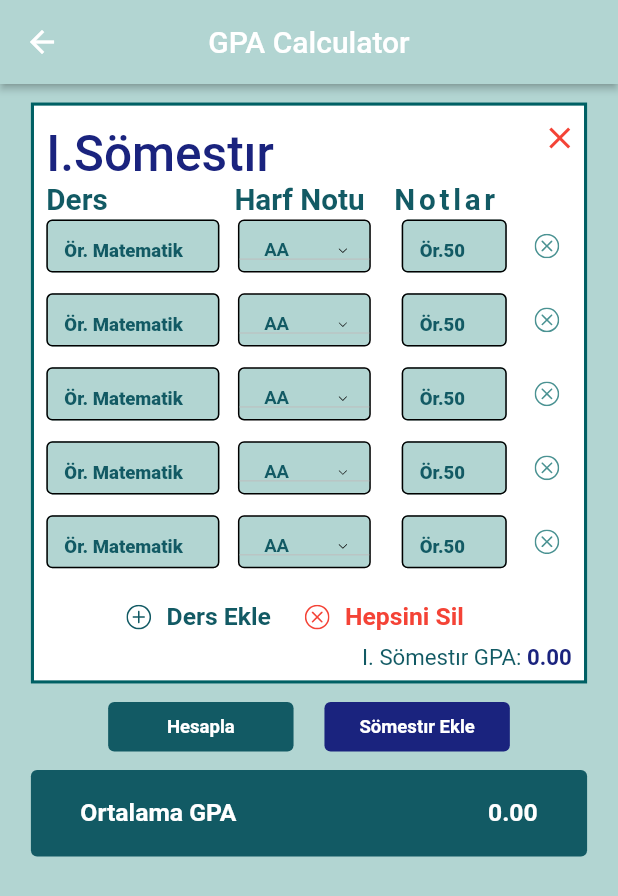
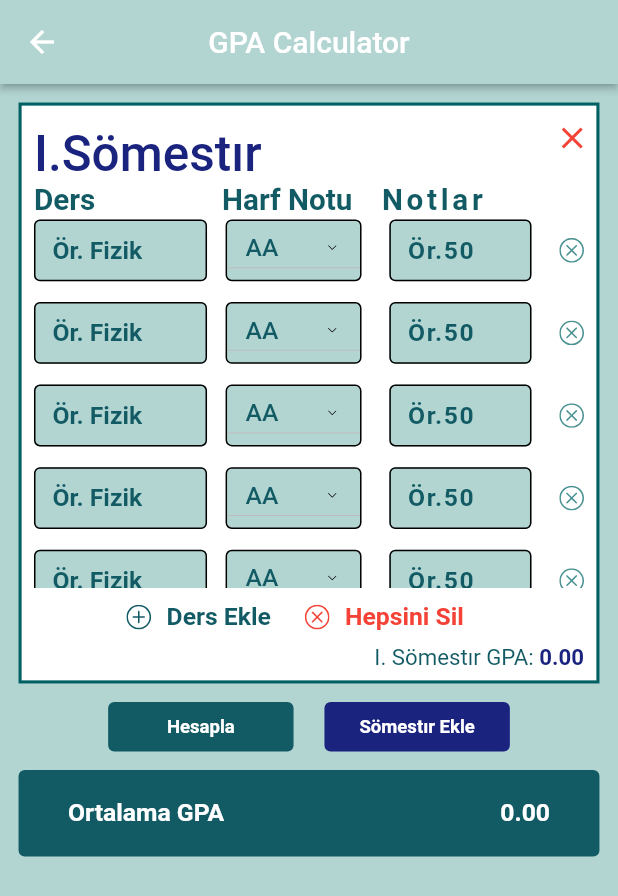
Before and after one commit to oakarakum/hachat, a Flutter app: the GpaCalcPage screen opened by its route, on a phone screen of 412 x 824 dp. Shown: the top 896 px of the screen. Run offline on Flutter 3.47's test engine with Material 2 defaults, Android fonts, the light colour scheme and no system bars; our stand-ins replace animate_do, curved_navigation_bar, flutter_svg, get, google_fonts, responsive_sizer; statements that could not run were skipped.

Commit message:
gpa sayfasında güncelleme

```diff
--- a/lib/app/ui/pages/gpacalc_page.dart
+++ b/lib/app/ui/pages/gpacalc_page.dart
@@ -20,7 +20,7 @@ class GpaCalcPage extends GetView<GpaCalcController> {
           elevation: .5.w,
         ),
         body: Padding(
-          padding: EdgeInsets.symmetric(horizontal: 5.w),
+          padding: EdgeInsets.symmetric(horizontal: 3.w),
           child: Column(
             children: [SemesterContainer(), addCalcRow(), resultContainer()],
           ),
@@ -237,19 +237,20 @@ class GpaCalcPage extends GetView<GpaCalcController> {
               children: [
                 SizedBox(
                   //ders field
-                  height: 4.3.h,
+                  height: 5.h,
                   width: 28.w,
                   child: TextFormField(
-                    textAlignVertical: TextAlignVertical.bottom,
+                    //textAlignVertical: TextAlignVertical.bottom,
                     decoration: InputDecoration(
+                        contentPadding: EdgeInsets.only(top: 1.h, left: 3.w),
                         border: InputBorder.none,
                         filled: true,
                         fillColor: Color.fromARGB(255, 178, 213, 210),
-                        hintText: "Ör. Matematik",
+                        hintText: "Ör. Fizik",
                         hintStyle: TextStyle(
                             color: Color(0xff125a64),
-                            fontSize: 1.5.h,
-                            fontWeight: FontWeight.w800),
+                            fontSize: 2.h,
+                            fontWeight: FontWeight.w600),
                         focusedBorder: OutlineInputBorder(),
                         enabledBorder: OutlineInputBorder()),
                   ),
@@ -258,8 +259,8 @@ class GpaCalcPage extends GetView<GpaCalcController> {
                   //harf notu
                   padding: EdgeInsets.only(left: 3.w),
                   child: Obx(() => Container(
-                        height: 4.3.h,
-                        width: 21.5.w,
+                        height: 5.h,
+                        width: 22.w,
                         decoration: BoxDecoration(
                             border: Border.all(color: Colors.black),
                             borderRadius: BorderRadius.circular(1.w),
@@ -291,10 +292,10 @@ class GpaCalcPage extends GetView<GpaCalcController> {
                 //not
                 Padding(
                   //harf notu
-                  padding: EdgeInsets.only(left: 5.w),
+                  padding: EdgeInsets.only(left: 4.5.w),
                   child: SizedBox(
-                    height: 4.3.h,
-                    width: 17.w,
+                    height: 5.h,
+                    width: 23.w,
                     child: TextFormField(
                       keyboardType: TextInputType.number,
                       textAlignVertical: TextAlignVertical.bottom,
@@ -305,8 +306,9 @@ class GpaCalcPage extends GetView<GpaCalcController> {
                           hintText: "Ör.50",
                           hintStyle: TextStyle(
                               color: Color(0xff125a64),
-                              fontSize: 1.5.h,
-                              fontWeight: FontWeight.w800),
+                              fontSize: 2.h,
+                              letterSpacing: 1,
+                              fontWeight: FontWeight.w600),
                           focusedBorder: OutlineInputBorder(),
                           enabledBorder: OutlineInputBorder()),
                     ),
@@ -330,13 +332,14 @@ class GpaCalcPage extends GetView<GpaCalcController> {
       ),
     );
   }
+//                        contentPadding: EdgeInsets.only(top: 1.h, left: 3.w),
 
 //qqq
   DropdownButton<String> dropDownGrade() {
     return DropdownButton<String>(
       value: controller.dropdownvalue.value,
       icon: Padding(
-        padding: EdgeInsets.only(left: 8.w, top: .8.h),
+        padding: EdgeInsets.only(left: 8.w, bottom: .4.h),
         child: SvgPicture.asset(
           "assets/arrow_down_ios.svg",
           height: .7.h,
@@ -356,12 +359,12 @@ class GpaCalcPage extends GetView<GpaCalcController> {
         return DropdownMenuItem<String>(
           value: value,
           child: Padding(
-            padding: EdgeInsets.only(left: 4.w, top: .7.h),
+            padding: EdgeInsets.only(left: 3.w, bottom: .4.h),
             child: Text(
               value,
               style: TextStyle(
-                fontWeight: FontWeight.bold,
-                fontSize: 1.5.h,
+                fontWeight: FontWeight.w500,
+                fontSize: 2.h,
               ),
             ),
           ),
```
